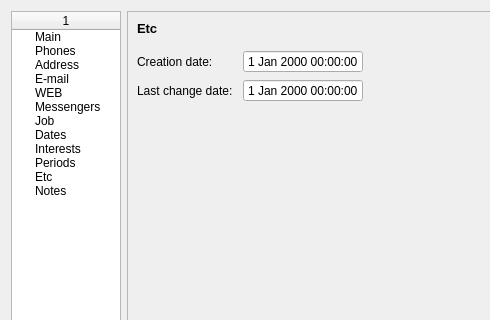
Before: the Qt Designer form Forms/CEditor.ui in skynowa/xxxdb, drawn with Qt 5; both pictures show x 0 to 490 and y 0 to 320 of the 732 by 477 pixel window.
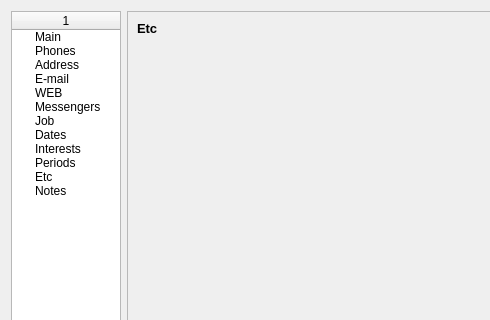
After: the same form once the commit is applied. The open tabs and pages were chosen to show the change.

Commit message: REMOVE: CEditor - read only fields

```diff
--- a/Forms/CEditor.ui
+++ b/Forms/CEditor.ui
@@ -2976,106 +2976,6 @@
       <layout class="QGridLayout" name="gridLayout_27">
        <item row="0" column="0">
         <layout class="QGridLayout" name="gridLayout_26">
-         <item row="2" column="1">
-          <widget class="QDateTimeEdit" name="dtDateCreation">
-           <property name="sizePolicy">
-            <sizepolicy hsizetype="Fixed" vsizetype="Fixed">
-             <horstretch>0</horstretch>
-             <verstretch>0</verstretch>
-            </sizepolicy>
-           </property>
-           <property name="minimumSize">
-            <size>
-             <width>120</width>
-             <height>0</height>
-            </size>
-           </property>
-           <property name="maximumSize">
-            <size>
-             <width>120</width>
-             <height>16777215</height>
-            </size>
-           </property>
-           <property name="buttonSymbols">
-            <enum>QAbstractSpinBox::NoButtons</enum>
-           </property>
-          </widget>
-         </item>
-         <item row="2" column="0">
-          <widget class="QLabel" name="label_35">
-           <property name="sizePolicy">
-            <sizepolicy hsizetype="Fixed" vsizetype="Preferred">
-             <horstretch>0</horstretch>
-             <verstretch>0</verstretch>
-            </sizepolicy>
-           </property>
-           <property name="minimumSize">
-            <size>
-             <width>100</width>
-             <height>0</height>
-            </size>
-           </property>
-           <property name="maximumSize">
-            <size>
-             <width>100</width>
-             <height>16777215</height>
-            </size>
-           </property>
-           <property name="text">
-            <string>Creation date:</string>
-           </property>
-          </widget>
-         </item>
-         <item row="3" column="0">
-          <widget class="QLabel" name="label_36">
-           <property name="sizePolicy">
-            <sizepolicy hsizetype="Fixed" vsizetype="Preferred">
-             <horstretch>0</horstretch>
-             <verstretch>0</verstretch>
-            </sizepolicy>
-           </property>
-           <property name="minimumSize">
-            <size>
-             <width>100</width>
-             <height>0</height>
-            </size>
-           </property>
-           <property name="maximumSize">
-            <size>
-             <width>100</width>
-             <height>16777215</height>
-            </size>
-           </property>
-           <property name="text">
-            <string>Last change date:</string>
-           </property>
-          </widget>
-         </item>
-         <item row="3" column="1">
-          <widget class="QDateTimeEdit" name="dtDateLastChange">
-           <property name="sizePolicy">
-            <sizepolicy hsizetype="Fixed" vsizetype="Fixed">
-             <horstretch>0</horstretch>
-             <verstretch>0</verstretch>
-            </sizepolicy>
-           </property>
-           <property name="minimumSize">
-            <size>
-             <width>120</width>
-             <height>0</height>
-            </size>
-           </property>
-           <property name="maximumSize">
-            <size>
-             <width>120</width>
-             <height>16777215</height>
-            </size>
-           </property>
-           <property name="buttonSymbols">
-            <enum>QAbstractSpinBox::NoButtons</enum>
-           </property>
-          </widget>
-         </item>
          <item row="1" column="0" colspan="2">
           <spacer name="verticalSpacer_20">
            <property name="orientation">
```
Left out of the diff: 2 changed lines with no effect on the pictures. The commit also changes 1 other file.
